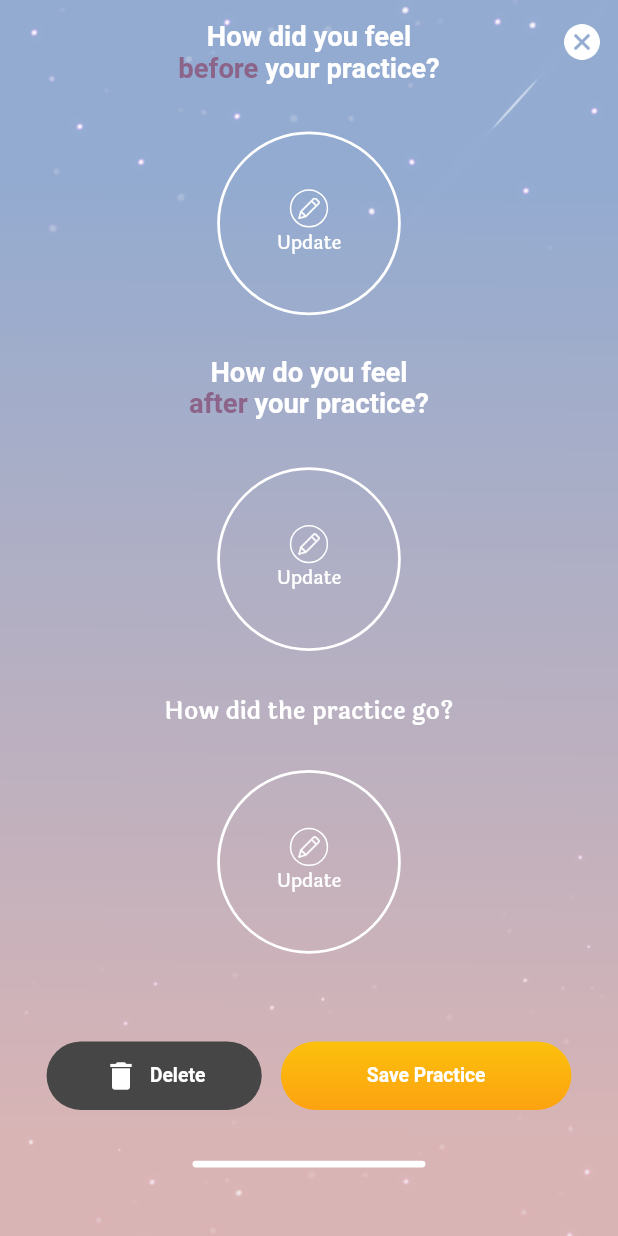
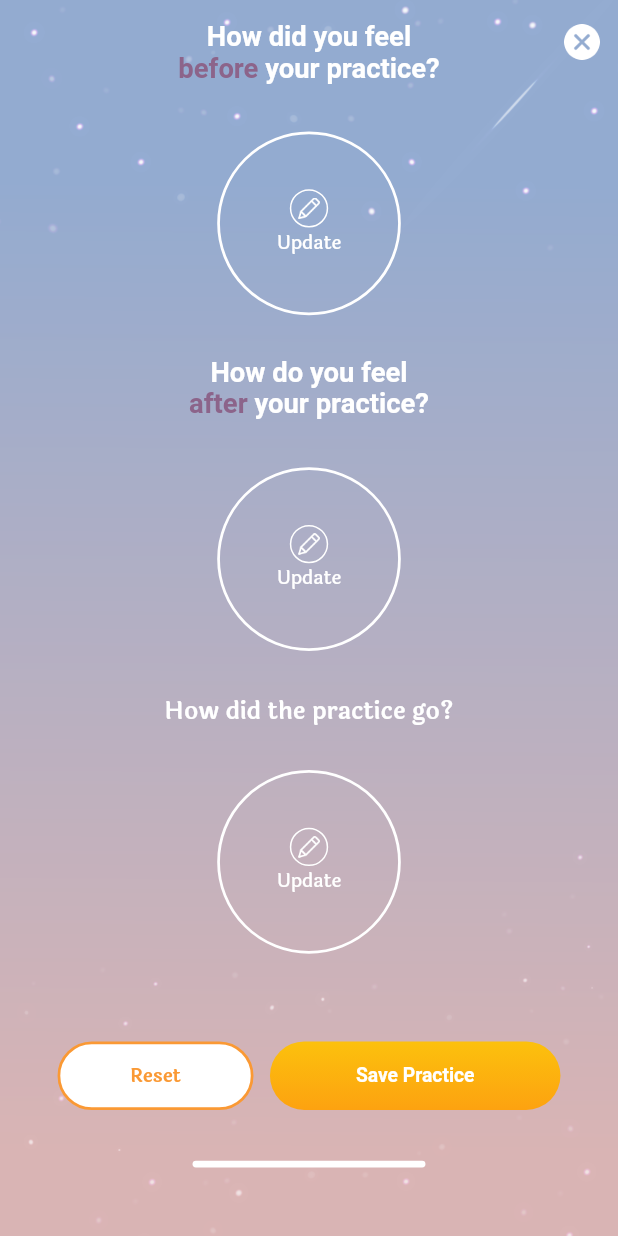
Before and after one commit to HamzaIqbal19/PotenicChange, a Flutter app: the record_summary screen opened directly, scrolled down 497 dp, on a phone screen of 412 x 824 dp. Run offline on Flutter 3.47's test engine with Material 2 defaults, Android fonts, the light colour scheme and no system bars; our stand-ins replace dotted_border, dotted_decoration, flutter_datetime_picker, flutter_switch, get, shared_preferences and 1 more; missing offline and left inert: advance_expansion_tile, fdottedline_nullsafety; accounts and stored records are empty; Roboto replaces fonts that are missing (Arial, Poppins).

Commit message:
bug fixes sprint 3

```diff
--- a/lib/Screen/Dashboard Behaviour/dashboard_record_practice_summary.dart
+++ b/lib/Screen/Dashboard Behaviour/dashboard_record_practice_summary.dart
@@ -1,5 +1,7 @@
 import 'package:flutter/material.dart';
 import 'package:flutter/cupertino.dart';
+import 'package:potenic_app/Screen/Recording%20Practice%20Session/recordPracticeEndosSession.dart';
+import 'package:potenic_app/Screen/Recording%20Practice%20Session/recordPracticeFellingAftr.dart';
 
 import '../../utils/app_dimensions.dart';
 import '../Recording Practice Session/recordPracticeEmotions.dart';
@@ -366,7 +368,13 @@ class _record_summaryState extends State<record_summary> {
                     mainAxisAlignment: MainAxisAlignment.center,
                     children: [
                       GestureDetector(
-                        onTap: () {},
+                        onTap: () {
+                          Navigator.push(
+                              context,
+                              MaterialPageRoute(
+                                  builder: (context) =>
+                                      feelingsAfter(summary: true)));
+                        },
                         child: Container(
                             height: AppDimensions.height10 * 2.8,
                             width: AppDimensions.height10 * 2.8,
@@ -422,7 +430,13 @@ class _record_summaryState extends State<record_summary> {
                     mainAxisAlignment: MainAxisAlignment.center,
                     children: [
                       GestureDetector(
-                        onTap: () {},
+                        onTap: () {
+                          Navigator.push(
+                              context,
+                              MaterialPageRoute(
+                                  builder: (context) =>
+                                      endofSession(summary: true)));
+                        },
                         child: Container(
                             height: AppDimensions.height10 * 2.8,
                             width: AppDimensions.height10 * 2.8,
@@ -457,37 +471,24 @@ class _record_summaryState extends State<record_summary> {
                     Row(mainAxisAlignment: MainAxisAlignment.center, children: [
                   Container(
                       height: AppDimensions.height10 * 5.0,
-                      width: AppDimensions.height10 * 15.7,
+                      width: AppDimensions.height10 * 14.3,
                       margin:
-                          EdgeInsets.only(right: AppDimensions.height10 * 1.4),
+                          EdgeInsets.only(right: AppDimensions.height10 * 1.2),
                       decoration: BoxDecoration(
-                        color: const Color(0xff464646),
-                        borderRadius:
-                            BorderRadius.circular(AppDimensions.height10 * 5.0),
-                      ),
+                          color: Colors.white,
+                          borderRadius: BorderRadius.circular(
+                              AppDimensions.height10 * 5.0),
+                          border: Border.all(
+                              width: AppDimensions.height10 * 0.2,
+                              color: Color(0xffFA9934))),
                       child: TextButton(
                           onPressed: () {},
-                          child: Row(
-                            mainAxisAlignment: MainAxisAlignment.center,
-                            crossAxisAlignment: CrossAxisAlignment.center,
-                            children: [
-                              Icon(
-                                Icons.delete,
-                                color: Colors.white,
-                              ),
-                              Container(
-                                margin: EdgeInsets.only(
-                                    left: AppDimensions.height10 * 0.8),
-                                child: Text(
-                                  'Delete',
-                                  style: TextStyle(
-                                      color: Colors.white,
-                                      fontSize: AppDimensions.height10 * 1.6,
-                                      fontWeight: FontWeight.w700,
-                                      fontFamily: 'Arial'),
-                                ),
-                              ),
-                            ],
+                          child: Text(
+                            'Reset',
+                            style: TextStyle(
+                                color: Color(0xffFA9934),
+                                fontSize: AppDimensions.height10 * 1.6,
+                                fontWeight: FontWeight.w600),
                           ))),
                   Container(
                       height: AppDimensions.height10 * 5.0,
--- a/lib/Screen/Recording Practice Session/recordPracticeWelldone.dart
+++ b/lib/Screen/Recording Practice Session/recordPracticeWelldone.dart
@@ -32,7 +32,9 @@ class welldone_splashState extends State<welldone_splash> {
     Navigator.push(
       context,
       MaterialPageRoute(
-        builder: (context) => feelingsAfter(),
+        builder: (context) => feelingsAfter(
+          summary: false,
+        ),
       ),
     );
   }
```
Also changed, not shown: lib/Screen/Dashboard Behaviour/dashboard_noPast_session.dart (+5 -2 lines), lib/Screen/Dashboard Behaviour/dashboard_view_goals.dart (+16 -16 lines), lib/Screen/Recording Practice Session/dashboardViewgoals.dart (+15 -8 lines), lib/Screen/Recording Practice Session/recordPracticeEndosSession.dart (+20 -2 lines), lib/Screen/Recording Practice Session/recordPracticeFellingAftr.dart (+66 -16 lines), lib/Screen/Recording Practice Session/recordPracticeStopwatch.dart (+4 -4 lines), lib/Screen/Recording Practice Session/recordPracticeSummary.dart (+29 -6 lines), lib/Widgets/mult_circles.dart (+12 -1 lines).
